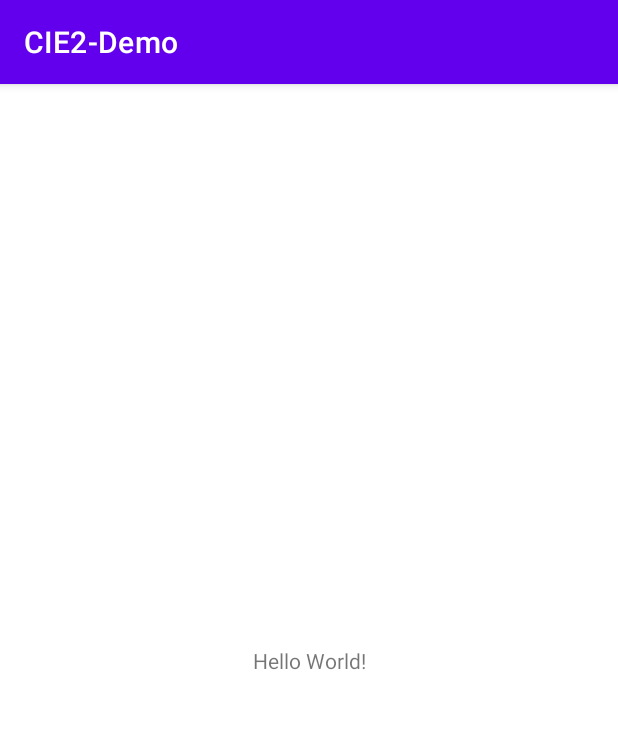
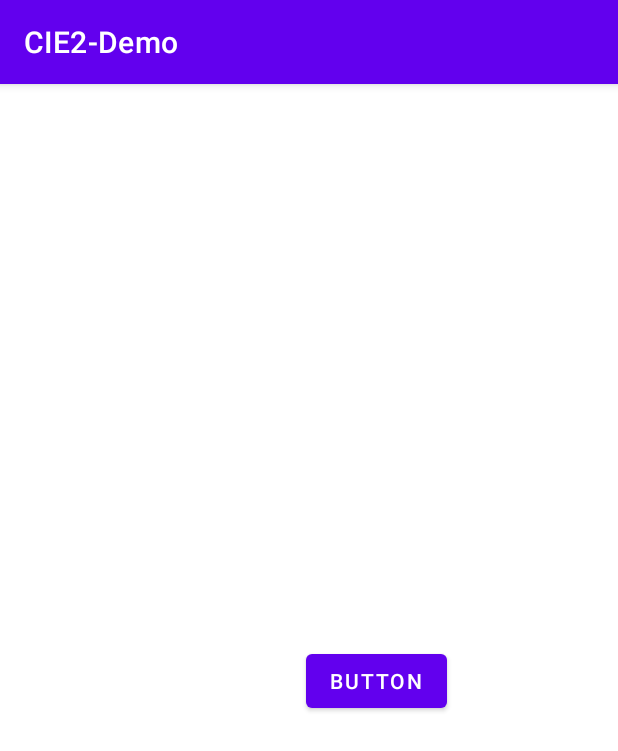
Before and after one commit to jjasani/CIE2-Demo, an Android app: the screen it shows after launch (MainActivity), on a phone screen of 412 x 824 dp. Shown: the top 751 px of the screen. Run offline under Robolectric (Android 15) with nearby library versions, the phone set to English and light mode, and no system bars.

Commit message:
Initial Commit

```diff
--- a/app/src/main/res/layout/activity_main.xml
+++ b/app/src/main/res/layout/activity_main.xml
@@ -6,13 +6,17 @@
     android:layout_height="match_parent"
     tools:context=".MainActivity">
 
-    <TextView
+    <Button
+        android:id="@+id/button"
         android:layout_width="wrap_content"
         android:layout_height="wrap_content"
-        android:text="Hello World!"
+        android:layout_marginStart="203dp"
+        android:layout_marginTop="355dp"
+        android:layout_marginEnd="114dp"
+        android:layout_marginBottom="328dp"
+        android:text="Button"
         app:layout_constraintBottom_toBottomOf="parent"
-        app:layout_constraintLeft_toLeftOf="parent"
-        app:layout_constraintRight_toRightOf="parent"
+        app:layout_constraintEnd_toEndOf="parent"
+        app:layout_constraintStart_toStartOf="parent"
         app:layout_constraintTop_toTopOf="parent" />
-
 </androidx.constraintlayout.widget.ConstraintLayout>
```
